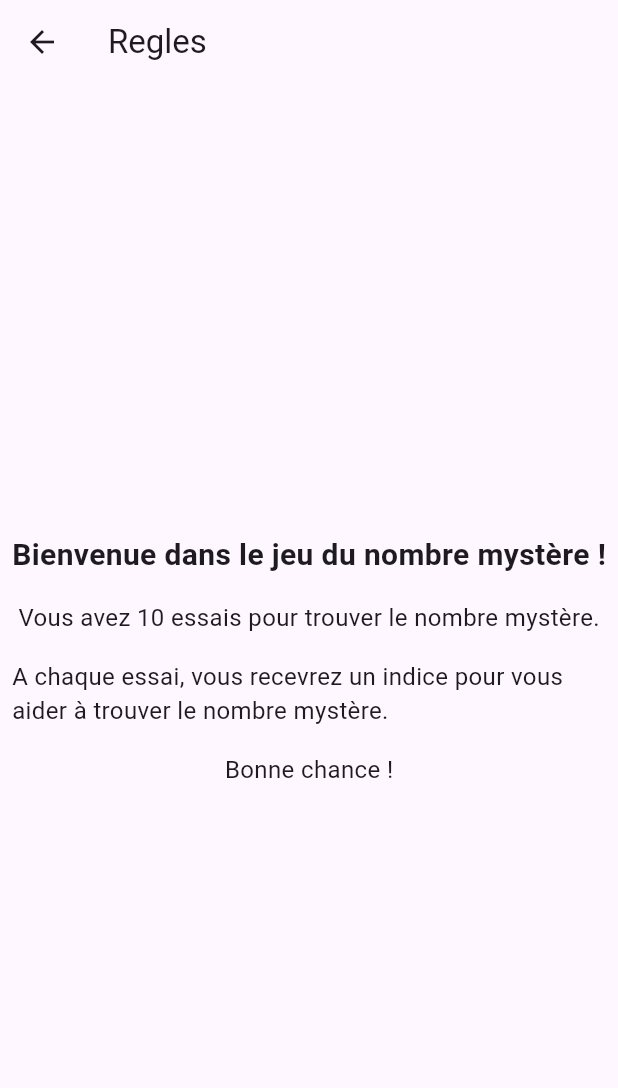
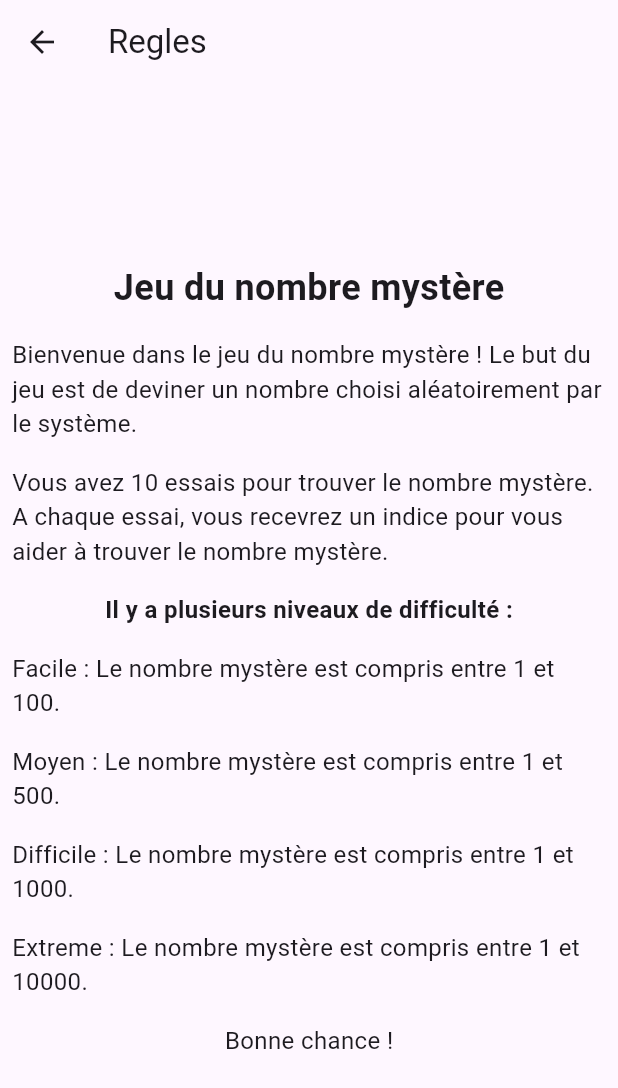
Before and after one commit to Yannis-barache/nombre_mystere, a Flutter app: the RulesPage screen opened by its route, on a phone screen of 412 x 824 dp. Shown: the top 1088 px of the screen. Run offline on Flutter 3.47's test engine with Material 3 defaults, Android fonts, the phone set to English and light mode, and no system bars; our stand-ins replace font_awesome_flutter, go_router, sqflite, sqflite_common; missing offline and left inert: dart:ffi; accounts and stored records are empty; network calls fail.

Commit message:
Maj page de règles + ajout log

```diff
--- a/lib/pages/HomePage.dart
+++ b/lib/pages/HomePage.dart
@@ -3,6 +3,7 @@ import 'package:font_awesome_flutter/font_awesome_flutter.dart';
 import 'package:url_launcher/url_launcher.dart';
 import 'package:go_router/go_router.dart';
 import 'package:nombre_mystere/const.dart';
+import 'dart:developer';
 
 class HomePage extends StatefulWidget {
   const HomePage({Key? key}) : super(key: key);
@@ -30,6 +31,7 @@ class _HomePageState extends State<HomePage> {
       context.go('/login');
     }
   }
+  log("Connecté "+ isUserConnected().toString());
 
     return Scaffold(
       backgroundColor: Colors.white,
@@ -73,7 +75,7 @@ class _HomePageState extends State<HomePage> {
                     ),
                   ),
                   Text(
-                    'Bienvenue sur notre appli',
+                    isUserConnected() ? 'Bienvenue ${leJoueur.pseudo}' : 'Bienvenue sur notre appli',
                     style: Theme.of(context).textTheme.bodyLarge,
                   ),
                   ElevatedButton(
--- a/lib/pages/LoginPage.dart
+++ b/lib/pages/LoginPage.dart
@@ -45,6 +45,7 @@ class LoginPage extends StatelessWidget {
               onPressed: () {
                 // vérifier si le joueur est connecté
                 var etat = connecteUser(_controller.text);
+                log(leJoueur.toString());
                 debugPrint('Etat : $etat');
                 if (etat == 0) {
                   // si le joueur est connecté, on le redirige vers la page d'accueil
--- a/lib/pages/RulesPage.dart
+++ b/lib/pages/RulesPage.dart
@@ -15,16 +15,16 @@ class RulesPage extends StatelessWidget {
         children: <Widget>[
           Padding(
             padding: const EdgeInsets.all(8.0),
-              child: Text('Bienvenue dans le jeu du nombre mystère !',
+            child: Text('Jeu du nombre mystère',
               style: TextStyle(
-                  fontSize: 20,
+                fontSize: 24,
                 fontWeight: FontWeight.bold,
               ),
             ),
           ),
           Padding(
             padding: const EdgeInsets.all(8.0),
-              child: Text('Vous avez 10 essais pour trouver le nombre mystère.',
+            child: Text('Bienvenue dans le jeu du nombre mystère ! Le but du jeu est de deviner un nombre choisi aléatoirement par le système.',
               style: TextStyle(
                 fontSize: 16,
               ),
@@ -32,7 +32,48 @@ class RulesPage extends StatelessWidget {
           ),
           Padding(
             padding: const EdgeInsets.all(8.0),
-              child: Text('A chaque essai, vous recevrez un indice pour vous aider à trouver le nombre mystère.',
+            child: Text('Vous avez 10 essais pour trouver le nombre mystère. A chaque essai, vous recevrez un indice pour vous aider à trouver le nombre mystère.',
+              style: TextStyle(
+                fontSize: 16,
+              ),
+            ),
+          ),
+          Padding(
+            padding: const EdgeInsets.all(8.0),
+            child: Text('Il y a plusieurs niveaux de difficulté :',
+              style: TextStyle(
+                fontSize: 16,
+                fontWeight: FontWeight.bold,
+              ),
+            ),
+          ),
+          Padding(
+            padding: const EdgeInsets.all(8.0),
+            child: Text('Facile : Le nombre mystère est compris entre 1 et 100.',
+              style: TextStyle(
+                fontSize: 16,
+              ),
+            ),
+          ),
+          Padding(
+            padding: const EdgeInsets.all(8.0),
+            child: Text('Moyen : Le nombre mystère est compris entre 1 et 500.',
+              style: TextStyle(
+                fontSize: 16,
+              ),
+            ),
+          ),
+          Padding(
+            padding: const EdgeInsets.all(8.0),
+            child: Text('Difficile : Le nombre mystère est compris entre 1 et 1000.',
+              style: TextStyle(
+                fontSize: 16,
+              ),
+            ),
+          ),
+          Padding(
+            padding: const EdgeInsets.all(8.0),
+            child: Text('Extreme : Le nombre mystère est compris entre 1 et 10000.',
               style: TextStyle(
                 fontSize: 16,
               ),
```
Lines whose indentation alone changed are shown as unchanged.
